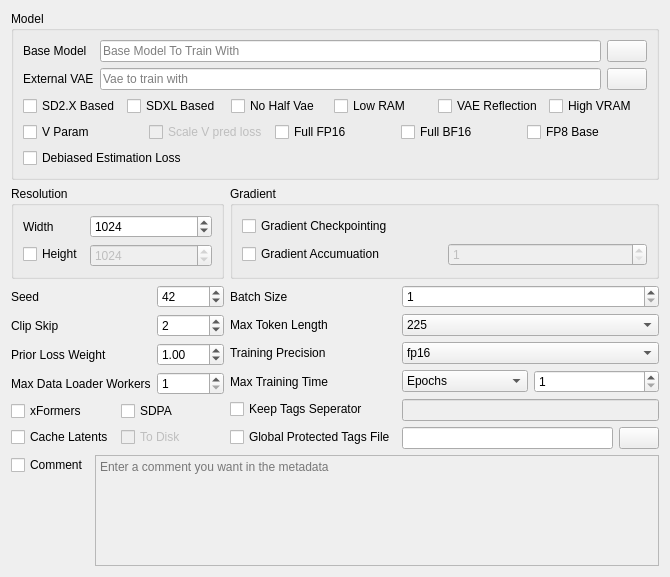
Qt form ui_files/BaseUI.ui (67372a/LoRA_Easy_Training_Scripts) before a commit.
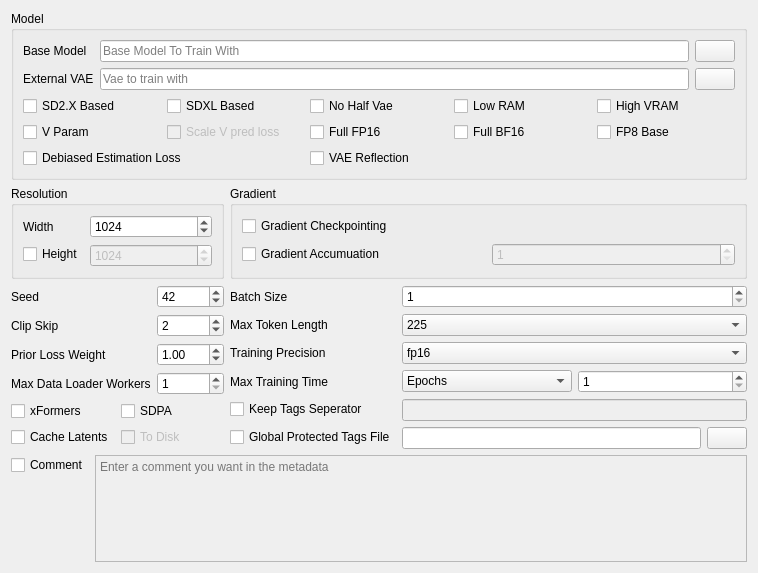
The same form after that commit. Custom widgets are drawn as their Qt base class.

Commit message: refactor(BaseUI): use QGridLayout instead of 3 separate QHBoxLayouts, now the checkboxes look nicer/more in order might benefit from a reordering not sure, probably not to keep existing user's expectations of where settings are

```diff
--- a/ui_files/BaseUI.ui
+++ b/ui_files/BaseUI.ui
@@ -6,8 +6,8 @@
    <rect>
     <x>0</x>
     <y>0</y>
-    <width>670</width>
-    <height>577</height>
+    <width>758</width>
+    <height>573</height>
    </rect>
   </property>
   <property name="windowTitle">
@@ -507,6 +507,61 @@
      </item>
     </layout>
    </item>
+   <item row="4" column="2">
+    <widget class="QGroupBox" name="groupBox">
+     <property name="title">
+      <string>Gradient</string>
+     </property>
+     <layout class="QHBoxLayout" name="horizontalLayout_8" stretch="0">
+      <property name="spacing">
+       <number>6</number>
+      </property>
+      <property name="leftMargin">
+       <number>9</number>
+      </property>
+      <item>
+       <layout class="QGridLayout" name="gridLayout">
+        <item row="1" column="0">
+         <widget class="QCheckBox" name="grad_accumulation_enable">
+          <property name="toolTip">
+           <string>&lt;html&gt;&lt;head/&gt;&lt;body&gt;&lt;p&gt;Gradient Accumulation is a tweak that does X gradient Accumulation steps for each batch, as such, you can treat it like an extension of your batch size with minimal increase in VRAM usage. For example, Gradient Accumulation steps of 2, with a batch size of 4 would give you 2 batches of 4 per step, effectively making it a batch size of 8. One benefit to Gradient Accumulation that you do not have with straight batch size is that the batches may be from different buckets&lt;/p&gt;&lt;/body&gt;&lt;/html&gt;</string>
+          </property>
+          <property name="text">
+           <string>Gradient Accumuation</string>
+          </property>
+         </widget>
+        </item>
+        <item row="0" column="0" colspan="2">
+         <widget class="QCheckBox" name="grad_checkpointing_enable">
+          <property name="toolTip">
+           <string>&lt;html&gt;&lt;head/&gt;&lt;body&gt;&lt;p&gt;Gradient Checkpointing sacrifices some speed for a reduction of VRAM. Particularly useful if you are using a GPU with less VRAM&lt;/p&gt;&lt;/body&gt;&lt;/html&gt;</string>
+          </property>
+          <property name="text">
+           <string>Gradient Checkpointing</string>
+          </property>
+         </widget>
+        </item>
+        <item row="1" column="1">
+         <widget class="SpinBox" name="grad_accumulation_input">
+          <property name="enabled">
+           <bool>false</bool>
+          </property>
+          <property name="focusPolicy">
+           <enum>Qt::FocusPolicy::StrongFocus</enum>
+          </property>
+          <property name="toolTip">
+           <string>&lt;html&gt;&lt;head/&gt;&lt;body&gt;&lt;p&gt;Gradient Accumulation is a tweak that does X gradient Accumulation steps for each batch, as such, you can treat it like an extension of your batch size with minimal increase in VRAM usage. For example, Gradient Accumulation steps of 2, with a batch size of 4 would give you 2 batches of 4 per step, effectively making it a batch size of 8. One benefit to Gradient Accumulation that you do not have with straight batch size is that the batches may be from different buckets&lt;/p&gt;&lt;/body&gt;&lt;/html&gt;</string>
+          </property>
+          <property name="minimum">
+           <number>1</number>
+          </property>
+         </widget>
+        </item>
+       </layout>
+      </item>
+     </layout>
+    </widget>
+   </item>
    <item row="3" column="1" colspan="2">
     <widget class="QGroupBox" name="base_model_box">
      <property name="sizePolicy">
@@ -520,7 +575,7 @@
      </property>
      <layout class="QFormLayout" name="formLayout_3">
       <item row="0" column="0">
-       <widget class="QLabel" name="label_4">
+       <widget class="QLabel" name="base_model_label">
         <property name="toolTip">
          <string>&lt;html&gt;&lt;head/&gt;&lt;body&gt;&lt;p&gt;The base model you want to train on. Typically this would be a model from the SD1.X, 2.X and SDXL families&lt;/p&gt;&lt;/body&gt;&lt;/html&gt;</string>
         </property>
@@ -530,7 +585,7 @@
        </widget>
       </item>
       <item row="0" column="1">
-       <layout class="QHBoxLayout" name="horizontalLayout">
+       <layout class="QHBoxLayout" name="base_model_selection_hLayout">
         <item>
          <widget class="DragDropLineEdit" name="base_model_input">
           <property name="toolTip">
@@ -553,13 +608,78 @@
         </item>
        </layout>
       </item>
-      <item row="3" column="0" colspan="2">
-       <layout class="QHBoxLayout" name="horizontalLayout_6">
+      <item row="1" column="0">
+       <widget class="QLabel" name="vae_label">
+        <property name="toolTip">
+         <string>&lt;html&gt;&lt;head/&gt;&lt;body&gt;&lt;p&gt;An external VAE. Typically used if the VAE in the base model is of poor quality or if the base model does not come with a bundled VAE&lt;/p&gt;&lt;/body&gt;&lt;/html&gt;</string>
+        </property>
+        <property name="text">
+         <string>External VAE</string>
+        </property>
+       </widget>
+      </item>
+      <item row="1" column="1">
+       <layout class="QHBoxLayout" name="vae_selection_hLayout">
         <item>
+         <widget class="DragDropLineEdit" name="vae_input">
+          <property name="toolTip">
+           <string>&lt;html&gt;&lt;head/&gt;&lt;body&gt;&lt;p&gt;An external VAE. Typically used if the VAE in the base model is of poor quality or if the base model does not come with a bundled VAE&lt;/p&gt;&lt;/body&gt;&lt;/html&gt;</string>
+          </property>
+          <property name="placeholderText">
+           <string>Vae to train with</string>
+          </property>
+         </widget>
+        </item>
+        <item>
+         <widget class="QPushButton" name="vae_selector">
+          <property name="toolTip">
+           <string>&lt;html&gt;&lt;head/&gt;&lt;body&gt;&lt;p&gt;An external VAE. Typically used if the VAE in the base model is of poor quality or if the base model does not come with a bundled VAE&lt;/p&gt;&lt;/body&gt;&lt;/html&gt;</string>
+          </property>
+          <property name="text">
+           <string/>
+          </property>
+         </widget>
+        </item>
+       </layout>
+      </item>
+      <item row="2" column="0" colspan="2">
+       <layout class="QGridLayout" name="model_checkbox_gridLayout">
+        <property name="sizeConstraint">
+         <enum>QLayout::SizeConstraint::SetDefaultConstraint</enum>
+        </property>
+        <property name="topMargin">
+         <number>0</number>
+        </property>
+        <property name="rightMargin">
+         <number>0</number>
+        </property>
+        <item row="1" column="2">
+         <widget class="QCheckBox" name="FP16_enable">
+          <property name="sizePolicy">
+           <sizepolicy hsizetype="Preferred" vsizetype="Fixed">
+            <horstretch>0</horstretch>
+            <verstretch>0</verstretch>
+           </sizepolicy>
+          </property>
+          <property name="toolTip">
+           <string>&lt;html&gt;&lt;head/&gt;&lt;body&gt;&lt;p&gt;Allows training on full FP16. Not compatable with full BF16 or training precision&lt;/p&gt;&lt;/body&gt;&lt;/html&gt;</string>
+          </property>
+          <property name="text">
+           <string>Full FP16</string>
+          </property>
+         </widget>
+        </item>
+        <item row="1" column="0">
          <widget class="QCheckBox" name="v_param_enable">
           <property name="enabled">
            <bool>true</bool>
           </property>
+          <property name="sizePolicy">
+           <sizepolicy hsizetype="Preferred" vsizetype="Fixed">
+            <horstretch>0</horstretch>
+            <verstretch>0</verstretch>
+           </sizepolicy>
+          </property>
           <property name="toolTip">
            <string>&lt;html&gt;&lt;head/&gt;&lt;body&gt;&lt;p&gt;V param, short for V-Paramatarization or commonly knows as 'v-pred', is a noise schedule that some models use. You can set this to train with this noise schedule versus the EDM version of typical SD1.X and SDXL models&lt;/p&gt;&lt;/body&gt;&lt;/html&gt;</string>
           </property>
@@ -568,11 +688,17 @@
           </property>
          </widget>
         </item>
-        <item>
+        <item row="1" column="1">
          <widget class="QCheckBox" name="v_pred_enable">
           <property name="enabled">
            <bool>false</bool>
           </property>
+          <property name="sizePolicy">
+           <sizepolicy hsizetype="Preferred" vsizetype="Fixed">
+            <horstretch>0</horstretch>
+            <verstretch>0</verstretch>
+           </sizepolicy>
+          </property>
           <property name="toolTip">
            <string>&lt;html&gt;&lt;head/&gt;&lt;body&gt;&lt;p&gt;Scales the loss to be in line with EDM&lt;/p&gt;&lt;/body&gt;&lt;/html&gt;</string>
           </property>
@@ -581,18 +707,62 @@
           </property>
          </widget>
         </item>
-        <item>
-         <widget class="QCheckBox" name="FP16_enable">
+        <item row="0" column="3">
+         <widget class="QCheckBox" name="low_ram_enable">
+          <property name="sizePolicy">
+           <sizepolicy hsizetype="Preferred" vsizetype="Fixed">
+            <horstretch>0</horstretch>
+            <verstretch>0</verstretch>
+           </sizepolicy>
+          </property>
           <property name="toolTip">
-           <string>&lt;html&gt;&lt;head/&gt;&lt;body&gt;&lt;p&gt;Allows training on full FP16. Not compatable with full BF16 or training precision&lt;/p&gt;&lt;/body&gt;&lt;/html&gt;</string>
+           <string>&lt;html&gt;&lt;head/&gt;&lt;body&gt;&lt;p&gt;Enable this if the trainer is crashing due to running out of system RAM. Typically, this would only be used when interfacing with Google Colab&lt;/p&gt;&lt;/body&gt;&lt;/html&gt;</string>
           </property>
           <property name="text">
-           <string>Full FP16</string>
+           <string>Low RAM</string>
           </property>
          </widget>
         </item>
-        <item>
+        <item row="2" column="0" colspan="2">
+         <widget class="QCheckBox" name="debiased_estimation_loss_enable">
+          <property name="sizePolicy">
+           <sizepolicy hsizetype="Preferred" vsizetype="Fixed">
+            <horstretch>0</horstretch>
+            <verstretch>0</verstretch>
+           </sizepolicy>
+          </property>
+          <property name="toolTip">
+           <string/>
+          </property>
+          <property name="text">
+           <string>Debiased Estimation Loss</string>
+          </property>
+         </widget>
+        </item>
+        <item row="0" column="1">
+         <widget class="QCheckBox" name="sdxl_enable">
+          <property name="sizePolicy">
+           <sizepolicy hsizetype="Preferred" vsizetype="Fixed">
+            <horstretch>0</horstretch>
+            <verstretch>0</verstretch>
+           </sizepolicy>
+          </property>
+          <property name="toolTip">
+           <string>&lt;html&gt;&lt;head/&gt;&lt;body&gt;&lt;p&gt;Select this if you are using an SDXL based model&lt;/p&gt;&lt;/body&gt;&lt;/html&gt;</string>
+          </property>
+          <property name="text">
+           <string>SDXL Based</string>
+          </property>
+         </widget>
+        </item>
+        <item row="1" column="3">
          <widget class="QCheckBox" name="BF16_enable">
+          <property name="sizePolicy">
+           <sizepolicy hsizetype="Preferred" vsizetype="Fixed">
+            <horstretch>0</horstretch>
+            <verstretch>0</verstretch>
+           </sizepolicy>
+          </property>
           <property name="toolTip">
            <string>&lt;html&gt;&lt;head/&gt;&lt;body&gt;&lt;p&gt;Train in full BF16. Not compatable with full FP16 or training precision&lt;/p&gt;&lt;/body&gt;&lt;/html&gt;</string>
           </property>
@@ -601,22 +771,14 @@
           </property>
          </widget>
         </item>
-        <item>
-         <widget class="QCheckBox" name="FP8_enable">
-          <property name="toolTip">
-           <string>&lt;html&gt;&lt;head/&gt;&lt;body&gt;&lt;p&gt;Loads the base model in FP8, which should reduce VRAM usage by roughly half of FP16. Training Precision must be one of FP16 or BF16&lt;/p&gt;&lt;/body&gt;&lt;/html&gt;</string>
-          </property>
-          <property name="text">
-           <string>FP8 Base</string>
-          </property>
-         </widget>
-        </item>
-       </layout>
-      </item>
-      <item row="2" column="0" colspan="2">
-       <layout class="QHBoxLayout" name="horizontalLayout_2">
-        <item>
+        <item row="0" column="0">
          <widget class="QCheckBox" name="v2_enable">
+          <property name="sizePolicy">
+           <sizepolicy hsizetype="Preferred" vsizetype="Fixed">
+            <horstretch>0</horstretch>
+            <verstretch>0</verstretch>
+           </sizepolicy>
+          </property>
           <property name="toolTip">
            <string>&lt;html&gt;&lt;head/&gt;&lt;body&gt;&lt;p&gt;Select this if you are using an SD2.X based model&lt;/p&gt;&lt;/body&gt;&lt;/html&gt;</string>
           </property>
@@ -625,18 +787,14 @@
           </property>
          </widget>
         </item>
-        <item>
-         <widget class="QCheckBox" name="sdxl_enable">
-          <property name="toolTip">
-           <string>&lt;html&gt;&lt;head/&gt;&lt;body&gt;&lt;p&gt;Select this if you are using an SDXL based model&lt;/p&gt;&lt;/body&gt;&lt;/html&gt;</string>
-          </property>
-          <property name="text">
-           <string>SDXL Based</string>
-          </property>
-         </widget>
-        </item>
-        <item>
+        <item row="0" column="2">
          <widget class="QCheckBox" name="no_half_vae_enable">
+          <property name="sizePolicy">
+           <sizepolicy hsizetype="Preferred" vsizetype="Fixed">
+            <horstretch>0</horstretch>
+            <verstretch>0</verstretch>
+           </sizepolicy>
+          </property>
           <property name="toolTip">
            <string>&lt;html&gt;&lt;head/&gt;&lt;body&gt;&lt;p&gt;This loads the VAE in FP32 or full precision. Roughly doubles VRAM usage for VAE workloads like latent caching, but is sometimes required on older graphics cards&lt;/p&gt;&lt;/body&gt;&lt;/html&gt;</string>
           </property>
@@ -645,133 +803,48 @@
           </property>
          </widget>
         </item>
-        <item>
-         <widget class="QCheckBox" name="low_ram_enable">
+        <item row="1" column="4">
+         <widget class="QCheckBox" name="FP8_enable">
+          <property name="sizePolicy">
+           <sizepolicy hsizetype="Preferred" vsizetype="Fixed">
+            <horstretch>0</horstretch>
+            <verstretch>0</verstretch>
+           </sizepolicy>
+          </property>
           <property name="toolTip">
-           <string>&lt;html&gt;&lt;head/&gt;&lt;body&gt;&lt;p&gt;Enable this if the trainer is crashing due to running out of system RAM. Typically, this would only be used when interfacing with Google Colab&lt;/p&gt;&lt;/body&gt;&lt;/html&gt;</string>
+           <string>&lt;html&gt;&lt;head/&gt;&lt;body&gt;&lt;p&gt;Loads the base model in FP8, which should reduce VRAM usage by roughly half of FP16. Training Precision must be one of FP16 or BF16&lt;/p&gt;&lt;/body&gt;&lt;/html&gt;</string>
           </property>
           <property name="text">
-           <string>Low RAM</string>
+           <string>FP8 Base</string>
           </property>
          </widget>
         </item>
-        <item>
+        <item row="0" column="4">
+         <widget class="QCheckBox" name="high_vram_enable">
+          <property name="sizePolicy">
+           <sizepolicy hsizetype="Preferred" vsizetype="Fixed">
+            <horstretch>0</horstretch>
+            <verstretch>0</verstretch>
+           </sizepolicy>
+          </property>
+          <property name="text">
+           <string>High VRAM</string>
+          </property>
+         </widget>
+        </item>
+        <item row="2" column="2">
          <widget class="QCheckBox" name="vae_reflection_enable">
+          <property name="sizePolicy">
+           <sizepolicy hsizetype="Preferred" vsizetype="Fixed">
+            <horstretch>0</horstretch>
+            <verstretch>0</verstretch>
+           </sizepolicy>
+          </property>
           <property name="toolTip">
            <string>&lt;html&gt;&lt;head/&gt;&lt;body&gt;&lt;p&gt;Uses the reflect padding mode in the conv layers of the VAE&lt;/p&gt;&lt;/body&gt;&lt;/html&gt;</string>
           </property>
           <property name="text">
            <string>VAE Reflection</string>
-          </property>
-         </widget>
-        </item>
-        <item>
-         <widget class="QCheckBox" name="high_vram_enable">
-          <property name="text">
-           <string>High VRAM</string>
-          </property>
-         </widget>
-        </item>
-       </layout>
-      </item>
-      <item row="1" column="0">
-       <widget class="QLabel" name="label_11">
-        <property name="toolTip">
-         <string>&lt;html&gt;&lt;head/&gt;&lt;body&gt;&lt;p&gt;An external VAE. Typically used if the VAE in the base model is of poor quality or if the base model does not come with a bundled VAE&lt;/p&gt;&lt;/body&gt;&lt;/html&gt;</string>
-        </property>
-        <property name="text">
-         <string>External VAE</string>
-        </property>
-       </widget>
-      </item>
-      <item row="1" column="1">
-       <layout class="QHBoxLayout" name="horizontalLayout_4">
-        <item>
-         <widget class="DragDropLineEdit" name="vae_input">
-          <property name="toolTip">
-           <string>&lt;html&gt;&lt;head/&gt;&lt;body&gt;&lt;p&gt;An external VAE. Typically used if the VAE in the base model is of poor quality or if the base model does not come with a bundled VAE&lt;/p&gt;&lt;/body&gt;&lt;/html&gt;</string>
-          </property>
-          <property name="placeholderText">
-           <string>Vae to train with</string>
-          </property>
-         </widget>
-        </item>
-        <item>
-         <widget class="QPushButton" name="vae_selector">
-          <property name="toolTip">
-           <string>&lt;html&gt;&lt;head/&gt;&lt;body&gt;&lt;p&gt;An external VAE. Typically used if the VAE in the base model is of poor quality or if the base model does not come with a bundled VAE&lt;/p&gt;&lt;/body&gt;&lt;/html&gt;</string>
-          </property>
-          <property name="text">
-           <string/>
-          </property>
-         </widget>
-        </item>
-       </layout>
-      </item>
-      <item row="4" column="0" colspan="2">
-       <layout class="QHBoxLayout" name="horizontalLayout_debiased">
-        <item>
-         <widget class="QCheckBox" name="debiased_estimation_loss_enable">
-          <property name="toolTip">
-           <string/>
-          </property>
-          <property name="text">
-           <string>Debiased Estimation Loss</string>
-          </property>
-         </widget>
-        </item>
-       </layout>
-      </item>
-     </layout>
-    </widget>
-   </item>
-   <item row="4" column="2">
-    <widget class="QGroupBox" name="groupBox">
-     <property name="title">
-      <string>Gradient</string>
-     </property>
-     <layout class="QHBoxLayout" name="horizontalLayout_8" stretch="0">
-      <property name="spacing">
-       <number>6</number>
-      </property>
-      <property name="leftMargin">
-       <number>9</number>
-      </property>
-      <item>
-       <layout class="QGridLayout" name="gridLayout">
-        <item row="1" column="0">
-         <widget class="QCheckBox" name="grad_accumulation_enable">
-          <property name="toolTip">
-           <string>&lt;html&gt;&lt;head/&gt;&lt;body&gt;&lt;p&gt;Gradient Accumulation is a tweak that does X gradient Accumulation steps for each batch, as such, you can treat it like an extension of your batch size with minimal increase in VRAM usage. For example, Gradient Accumulation steps of 2, with a batch size of 4 would give you 2 batches of 4 per step, effectively making it a batch size of 8. One benefit to Gradient Accumulation that you do not have with straight batch size is that the batches may be from different buckets&lt;/p&gt;&lt;/body&gt;&lt;/html&gt;</string>
-          </property>
-          <property name="text">
-           <string>Gradient Accumuation</string>
-          </property>
-         </widget>
-        </item>
-        <item row="0" column="0" colspan="2">
-         <widget class="QCheckBox" name="grad_checkpointing_enable">
-          <property name="toolTip">
-           <string>&lt;html&gt;&lt;head/&gt;&lt;body&gt;&lt;p&gt;Gradient Checkpointing sacrifices some speed for a reduction of VRAM. Particularly useful if you are using a GPU with less VRAM&lt;/p&gt;&lt;/body&gt;&lt;/html&gt;</string>
-          </property>
-          <property name="text">
-           <string>Gradient Checkpointing</string>
-          </property>
-         </widget>
-        </item>
-        <item row="1" column="1">
-         <widget class="SpinBox" name="grad_accumulation_input">
-          <property name="enabled">
-           <bool>false</bool>
-          </property>
-          <property name="focusPolicy">
-           <enum>Qt::FocusPolicy::StrongFocus</enum>
-          </property>
-          <property name="toolTip">
-           <string>&lt;html&gt;&lt;head/&gt;&lt;body&gt;&lt;p&gt;Gradient Accumulation is a tweak that does X gradient Accumulation steps for each batch, as such, you can treat it like an extension of your batch size with minimal increase in VRAM usage. For example, Gradient Accumulation steps of 2, with a batch size of 4 would give you 2 batches of 4 per step, effectively making it a batch size of 8. One benefit to Gradient Accumulation that you do not have with straight batch size is that the batches may be from different buckets&lt;/p&gt;&lt;/body&gt;&lt;/html&gt;</string>
-          </property>
-          <property name="minimum">
-           <number>1</number>
           </property>
          </widget>
         </item>
```
The commit also changes 1 other file.
